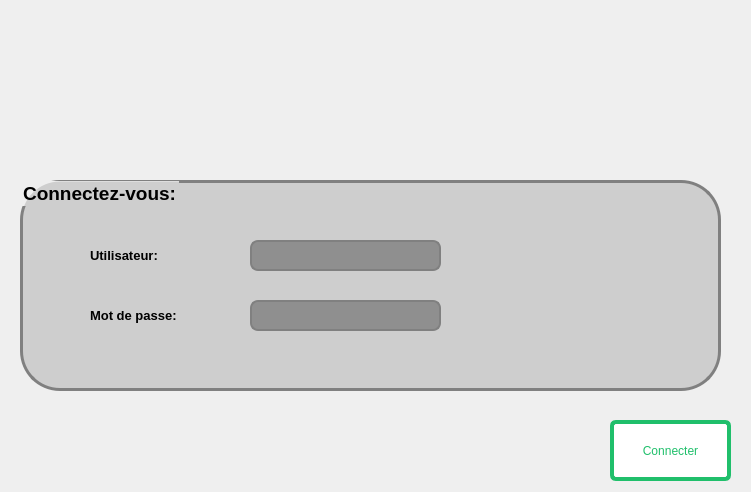
Before: the Qt Designer form login.ui in Aichachaaba98/projetQt-c-, drawn with Qt 5.
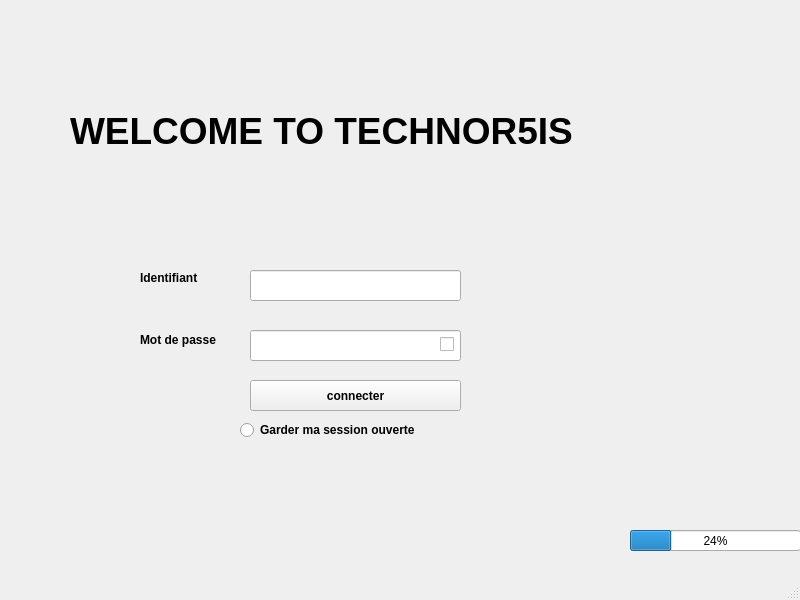
After: the same form once the commit is applied. Icons and pictures are not drawn.

Patch:
```diff
--- a/login.ui
+++ b/login.ui
@@ -1,58 +1,128 @@
 <?xml version="1.0" encoding="UTF-8"?>
 <ui version="4.0">
  <class>login</class>
- <widget class="QDialog" name="login">
+ <widget class="QMainWindow" name="login">
   <property name="geometry">
    <rect>
     <x>0</x>
     <y>0</y>
-    <width>751</width>
-    <height>492</height>
+    <width>800</width>
+    <height>600</height>
    </rect>
   </property>
   <property name="windowTitle">
    <string>Dialog</string>
   </property>
-  <property name="styleSheet">
-   <string notr="true">#login {
-background: url(:/img/fdaffiche.jpg);
-}
-
-
-#groupBox {
-border: 3px solid gray;
-border-radius: 40px;
-background: rgb(206, 206, 206);
-}
-
-QLineEdit {
-padding: 1px;
-border-style: solid;
-border: 2px solid gray;
-border-radius: 8px;
-background-color: rgb(143, 143, 143);
-
-}
-
-
-</string>
-  </property>
-  <widget class="QLineEdit" name="id_edit">
+  <widget class="QWidget" name="centralwidget">
+   <widget class="QPushButton" name="connecter">
    <property name="geometry">
     <rect>
      <x>250</x>
-     <y>240</y>
-     <width>191</width>
+      <y>380</y>
+      <width>211</width>
      <height>31</height>
     </rect>
+    </property>
+    <property name="font">
+     <font>
+      <pointsize>9</pointsize>
+      <weight>75</weight>
+      <bold>true</bold>
+     </font>
+    </property>
+    <property name="toolTip">
+     <string>&lt;html&gt;&lt;head/&gt;&lt;body&gt;&lt;p&gt;Il faut que vous etes un employe de notre entreprise pour que vous pouvez connecter à notre programme !&lt;/p&gt;&lt;p&gt;&lt;br/&gt;&lt;/p&gt;&lt;/body&gt;&lt;/html&gt;</string>
+    </property>
+    <property name="toolTipDuration">
+     <number>0</number>
+    </property>
+    <property name="statusTip">
+     <string/>
+    </property>
+    <property name="text">
+     <string>connecter</string>
+    </property>
+   </widget>
+   <widget class="QLabel" name="id">
+    <property name="geometry">
+     <rect>
+      <x>140</x>
+      <y>270</y>
+      <width>161</width>
+      <height>16</height>
+     </rect>
+    </property>
+    <property name="font">
+     <font>
+      <family>MS Shell Dlg 2</family>
+      <pointsize>9</pointsize>
+      <weight>75</weight>
+      <bold>true</bold>
+     </font>
+    </property>
+    <property name="text">
+     <string>Identifiant</string>
+    </property>
+   </widget>
+   <widget class="QLabel" name="background">
+    <property name="geometry">
+     <rect>
+      <x>0</x>
+      <y>0</y>
+      <width>801</width>
+      <height>571</height>
+     </rect>
+    </property>
+    <property name="text">
+     <string/>
+    </property>
+   </widget>
+   <widget class="QLabel" name="name">
+    <property name="geometry">
+     <rect>
+      <x>70</x>
+      <y>110</y>
+      <width>671</width>
+      <height>41</height>
+     </rect>
+    </property>
+    <property name="font">
+     <font>
+      <pointsize>28</pointsize>
+      <weight>75</weight>
+      <bold>true</bold>
+     </font>
+    </property>
+    <property name="text">
+     <string>WELCOME TO TECHNOR5IS</string>
+    </property>
+   </widget>
+   <widget class="QLabel" name="mdp">
+    <property name="geometry">
+     <rect>
+      <x>140</x>
+      <y>330</y>
+      <width>101</width>
+      <height>20</height>
+     </rect>
+    </property>
+    <property name="font">
+     <font>
+      <pointsize>9</pointsize>
+      <weight>75</weight>
+      <bold>true</bold>
+     </font>
+    </property>
+    <property name="text">
+     <string>Mot de passe</string>
    </property>
   </widget>
   <widget class="QLineEdit" name="mdp_edit">
    <property name="geometry">
     <rect>
      <x>250</x>
-     <y>300</y>
-     <width>191</width>
+      <y>330</y>
+      <width>211</width>
      <height>31</height>
     </rect>
    </property>
@@ -60,145 +130,101 @@
     <enum>QLineEdit::Password</enum>
    </property>
   </widget>
-  <widget class="QLabel" name="ref_2">
+   <widget class="QRadioButton" name="session">
    <property name="geometry">
     <rect>
-     <x>90</x>
-     <y>240</y>
-     <width>131</width>
-     <height>31</height>
+      <x>240</x>
+      <y>420</y>
+      <width>241</width>
+      <height>20</height>
     </rect>
    </property>
    <property name="font">
     <font>
-     <pointsize>10</pointsize>
+      <pointsize>9</pointsize>
      <weight>75</weight>
      <bold>true</bold>
     </font>
    </property>
    <property name="text">
-    <string>Utilisateur:</string>
-   </property>
-  </widget>
-  <widget class="QLabel" name="ref_3">
+     <string>Garder ma session ouverte</string>
+    </property>
+   </widget>
+   <widget class="QLineEdit" name="id_edit">
    <property name="geometry">
     <rect>
-     <x>90</x>
-     <y>300</y>
-     <width>131</width>
+      <x>250</x>
+      <y>270</y>
+      <width>211</width>
      <height>31</height>
     </rect>
    </property>
-   <property name="font">
-    <font>
-     <pointsize>10</pointsize>
-     <weight>75</weight>
-     <bold>true</bold>
-    </font>
-   </property>
-   <property name="text">
-    <string>Mot de passe:</string>
-   </property>
-  </widget>
-  <widget class="QPushButton" name="pushButton">
+   </widget>
+   <widget class="QProgressBar" name="progressBar">
+    <property name="geometry">
+     <rect>
+      <x>630</x>
+      <y>530</y>
+      <width>171</width>
+      <height>21</height>
+     </rect>
+    </property>
+    <property name="value">
+     <number>24</number>
+    </property>
+   </widget>
+   <widget class="QLabel" name="etat">
    <property name="geometry">
     <rect>
      <x>0</x>
-     <y>-10</y>
-     <width>751</width>
-     <height>191</height>
-    </rect>
-   </property>
-   <property name="styleSheet">
-    <string notr="true">#pushButton{
-background-color: transparent;
-border-image: url(:/boutonok/Sans titre-1.png);
-background: none;
-border: none;
-background-repeat: none;
-}
-
-#ok:pressed{
-background-color: transparent;
-background: none;
-border: none;
-background-repeat: none;
-}</string>
-   </property>
+      <y>550</y>
+      <width>55</width>
+      <height>16</height>
+     </rect>
+    </property>
    <property name="text">
     <string/>
    </property>
   </widget>
-  <widget class="QGroupBox" name="groupBox">
+   <widget class="QCheckBox" name="check_mdp">
    <property name="geometry">
     <rect>
-     <x>20</x>
-     <y>180</y>
-     <width>701</width>
-     <height>211</height>
-    </rect>
-   </property>
-   <property name="font">
-    <font>
-     <pointsize>14</pointsize>
-     <weight>75</weight>
-     <bold>true</bold>
-    </font>
-   </property>
-   <property name="title">
-    <string>Connectez-vous:</string>
-   </property>
-  </widget>
-  <widget class="QPushButton" name="pushButton_2">
-   <property name="geometry">
-    <rect>
-     <x>610</x>
-     <y>420</y>
-     <width>121</width>
-     <height>61</height>
-    </rect>
-   </property>
+      <x>440</x>
+      <y>329</y>
+      <width>61</width>
+      <height>31</height>
+     </rect>
+    </property>
+    <property name="toolTip">
+     <string>Afficher mot de passe.</string>
+    </property>
    <property name="styleSheet">
-    <string notr="true">
-QPushButton { color: #20bf6b !important; text-transform: uppercase; background: #ffffff; padding: 20px; border: 4px solid #20bf6b !important; border-radius: 6px; display: inline-block;  }
-QPushButton :hover { color: #494949 !important; border-radius: 50px; border-color: #494949 !important;  }</string>
+     <string notr="true"/>
    </property>
    <property name="text">
-    <string>Connecter</string>
-   </property>
-  </widget>
-  <widget class="QPushButton" name="pushButton_3">
-   <property name="geometry">
-    <rect>
-     <x>30</x>
-     <y>420</y>
-     <width>71</width>
-     <height>51</height>
-    </rect>
-   </property>
-   <property name="styleSheet">
-    <string notr="true">#pushButton_3{
-background-color: transparent;
-border-image: url(:/boutonok/bouton-quitter-png-3.png);
-background: none;
-border: none;
-background-repeat: none;
-}
-
-</string>
-   </property>
-   <property name="text">
     <string/>
    </property>
   </widget>
   <zorder>groupBox</zorder>
   <zorder>id_edit</zorder>
   <zorder>mdp_edit</zorder>
-  <zorder>ref_2</zorder>
-  <zorder>ref_3</zorder>
-  <zorder>pushButton</zorder>
-  <zorder>pushButton_2</zorder>
-  <zorder>pushButton_3</zorder>
+   <zorder>session</zorder>
+   <zorder>id_edit</zorder>
+   <zorder>progressBar</zorder>
+   <zorder>etat</zorder>
+   <zorder>check_mdp</zorder>
+  </widget>
+  <widget class="QMenuBar" name="menubar">
+   <property name="geometry">
+    <rect>
+     <x>0</x>
+     <y>0</y>
+     <width>800</width>
+     <height>26</height>
+    </rect>
+   </property>
+  </widget>
+  <widget class="QStatusBar" name="statusbar"/>
  </widget>
  <resources/>
  <connections>
```
Left out of the diff: 31 changed lines with no effect on the pictures. Lines whose indentation alone changed are shown as unchanged.
